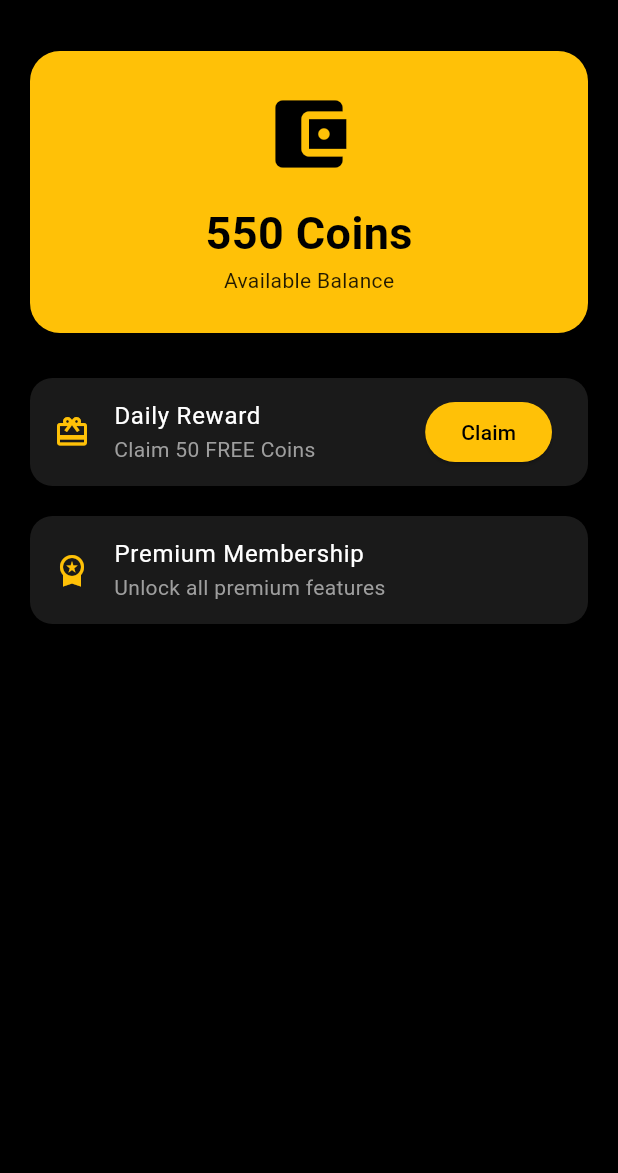
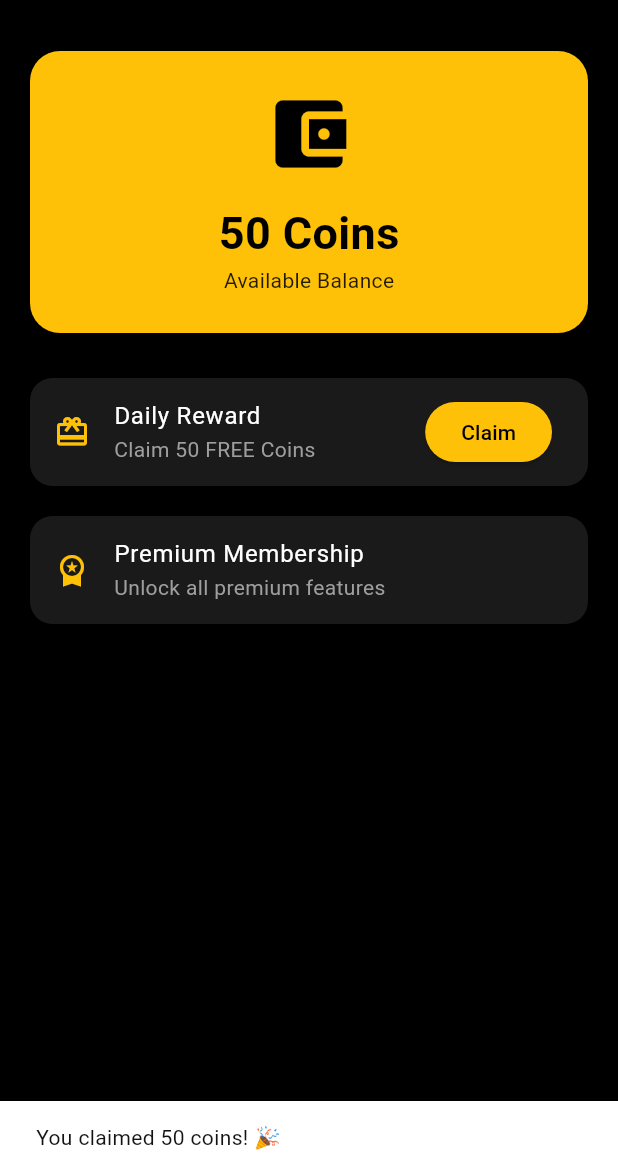
Before and after one commit to sadiqmahammad13-bit/big-dream-app, a Flutter app: the WalletScreen screen opened directly, after a tap on "Claim", on a phone screen of 412 x 824 dp, the part 63-1236 px from its top. Run offline on Flutter 3.47's test engine with Material 3 defaults, Android fonts, the phone set to English and light mode, and no system bars; our stand-ins replace cloud_firestore, firebase_auth, firebase_core; accounts and stored records are empty.

Commit message:
Refactor WalletScreen to StatefulWidget and add reward claim

```diff
--- a/lib/screens/wallet_screen.dart
+++ b/lib/screens/wallet_screen.dart
@@ -1,10 +1,47 @@
 import 'package:flutter/material.dart';
+import 'package:firebase_auth/firebase_auth.dart';
+import 'package:cloud_firestore/cloud_firestore.dart';
 
-class WalletScreen extends StatelessWidget {
+class WalletScreen extends StatefulWidget {
   const WalletScreen({super.key});
 
   @override
+  State<WalletScreen> createState() => _WalletScreenState();
+}
+
+class _WalletScreenState extends State<WalletScreen> {
+  bool isClaiming = false;
+
+  Future<void> claimReward(int currentCoins) async {
+    final user = FirebaseAuth.instance.currentUser;
+    if (user == null) return;
+
+    setState(() {
+      isClaiming = true;
+    });
+
+    await FirebaseFirestore.instance
+        .collection('users')
+        .doc(user.uid)
+        .update({
+      'coins': currentCoins + 50,
+    });
+
+    setState(() {
+      isClaiming = false;
+    });
+
+    if (mounted) {
+      ScaffoldMessenger.of(context).showSnackBar(
+        const SnackBar(content: Text("You claimed 50 coins! 🎉")),
+      );
+    }
+  }
+
+  @override
   Widget build(BuildContext context) {
+    final user = FirebaseAuth.instance.currentUser;
+
     return Scaffold(
       backgroundColor: Colors.black,
       appBar: AppBar(
@@ -18,7 +55,29 @@ class WalletScreen extends StatelessWidget {
           ),
         ),
       ),
-      body: SingleChildScrollView(
+      body: user == null
+          ? const Center(
+              child: Text(
+                "Not logged in.",
+                style: TextStyle(color: Colors.white),
+              ),
+            )
+          : StreamBuilder<DocumentSnapshot>(
+              stream: FirebaseFirestore.instance
+                  .collection('users')
+                  .doc(user.uid)
+                  .snapshots(),
+              builder: (context, snapshot) {
+                if (!snapshot.hasData) {
+                  return const Center(
+                    child: CircularProgressIndicator(color: Colors.amber),
+                  );
+                }
+
+                final data = snapshot.data!.data() as Map<String, dynamic>?;
+                final coins = data?['coins'] ?? 0;
+
+                return SingleChildScrollView(
                   padding: const EdgeInsets.all(20),
                   child: Column(
                     children: [
@@ -29,23 +88,23 @@ class WalletScreen extends StatelessWidget {
                           color: Colors.amber,
                           borderRadius: BorderRadius.circular(20),
                         ),
-              child: const Column(
+                        child: Column(
                           children: [
-                  Icon(
+                            const Icon(
                               Icons.account_balance_wallet,
                               size: 60,
                               color: Colors.black,
                             ),
-                  SizedBox(height: 15),
+                            const SizedBox(height: 15),
                             Text(
-                    "550 Coins",
-                    style: TextStyle(
+                              "$coins Coins",
+                              style: const TextStyle(
                                 fontSize: 30,
                                 fontWeight: FontWeight.bold,
                                 color: Colors.black,
                               ),
                             ),
-                  Text(
+                            const Text(
                               "Available Balance",
                               style: TextStyle(
                                 color: Colors.black87,
@@ -60,7 +119,8 @@ class WalletScreen extends StatelessWidget {
                         shape: RoundedRectangleBorder(
                           borderRadius: BorderRadius.circular(15),
                         ),
-              leading: const Icon(Icons.card_giftcard, color: Colors.amber),
+                        leading: const Icon(Icons.card_giftcard,
+                            color: Colors.amber),
                         title: const Text(
                           "Daily Reward",
                           style: TextStyle(color: Colors.white),
@@ -70,11 +130,21 @@ class WalletScreen extends StatelessWidget {
                           style: TextStyle(color: Colors.grey),
                         ),
                         trailing: ElevatedButton(
-                onPressed: () {},
+                          onPressed:
+                              isClaiming ? null : () => claimReward(coins),
                           style: ElevatedButton.styleFrom(
                             backgroundColor: Colors.amber,
                           ),
-                child: const Text(
+                          child: isClaiming
+                              ? const SizedBox(
+                                  width: 16,
+                                  height: 16,
+                                  child: CircularProgressIndicator(
+                                    color: Colors.black,
+                                    strokeWidth: 2,
+                                  ),
+                                )
+                              : const Text(
                                   "Claim",
                                   style: TextStyle(color: Colors.black),
                                 ),
@@ -86,7 +156,8 @@ class WalletScreen extends StatelessWidget {
                         shape: RoundedRectangleBorder(
                           borderRadius: BorderRadius.circular(15),
                         ),
-              leading: const Icon(Icons.workspace_premium, color: Colors.amber),
+                        leading: const Icon(Icons.workspace_premium,
+                            color: Colors.amber),
                         title: const Text(
                           "Premium Membership",
                           style: TextStyle(color: Colors.white),
@@ -98,6 +169,8 @@ class WalletScreen extends StatelessWidget {
                       ),
                     ],
                   ),
+                );
+              },
             ),
     );
   }
```
Lines whose indentation alone changed are shown as unchanged.
